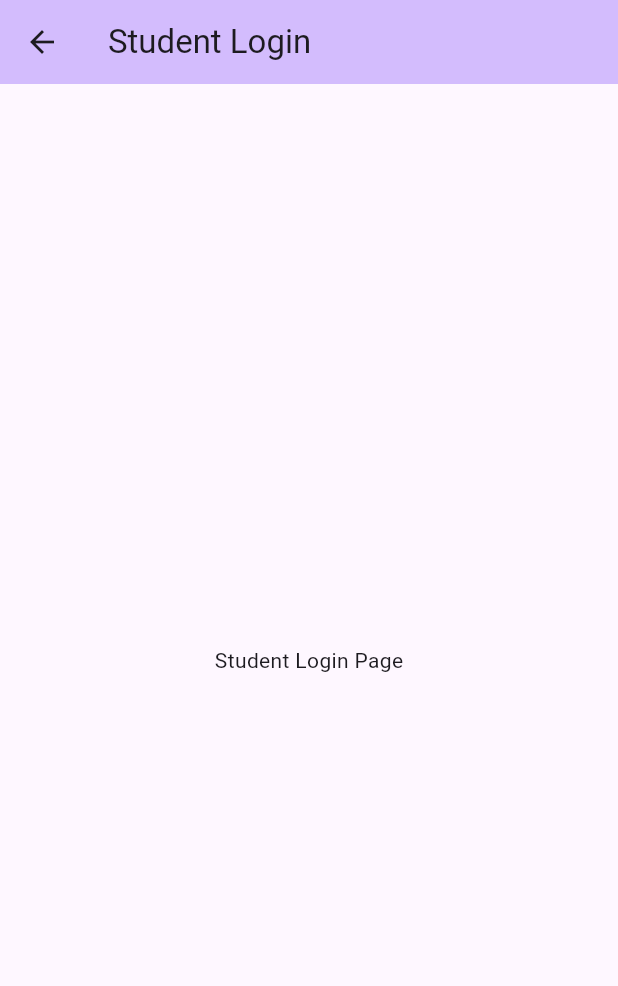
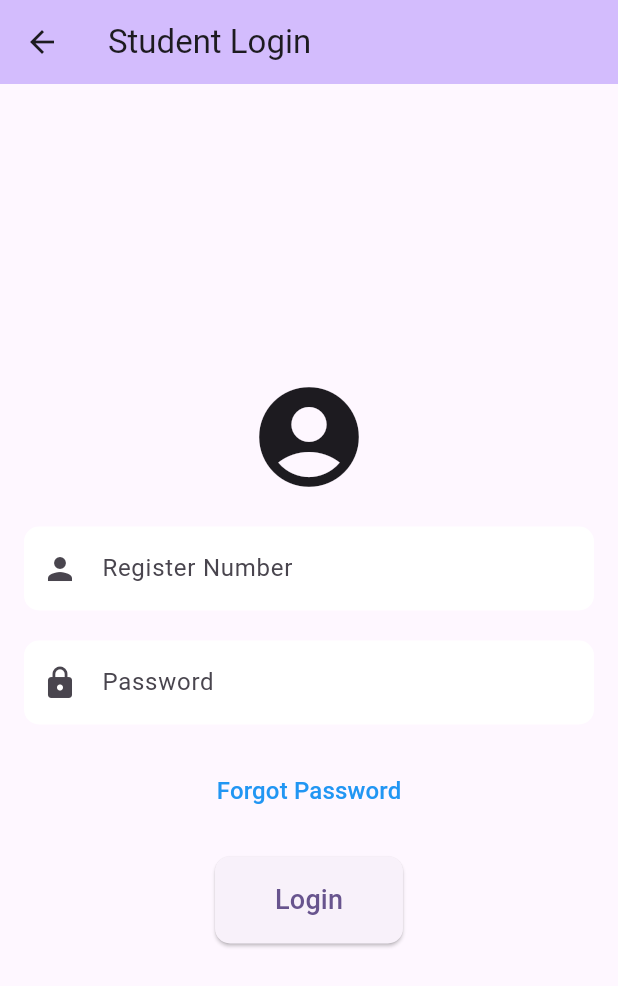
Before and after one commit to Chandirasegaran/pu_attendance, a Flutter app: the screen it shows after launch, after a tap on "Student Login", on a phone screen of 412 x 824 dp. Shown: the top 986 px of the screen. Run offline on Flutter 3.47's test engine with Material 2 defaults, Android fonts, the phone set to English and light mode, and no system bars.

Commit message:
Added UI for CR Login Page Added UI for Student Login Page

```diff
--- a/lib/crlogin.dart
+++ b/lib/crlogin.dart
@@ -11,7 +11,11 @@ class Crlogin extends StatefulWidget {
 class _CrloginState extends State<Crlogin> {
   @override
   Widget build(BuildContext context) {
-    return Scaffold(
+    return Theme(
+      data: ThemeData(
+        useMaterial3: true,
+      ),
+      child: Scaffold(
         appBar: AppBar(
           title: Text('CR Login'),
           backgroundColor: Theme.of(context).colorScheme.inversePrimary,
@@ -68,6 +72,7 @@ class _CrloginState extends State<Crlogin> {
             ],
           ),
         ),
+      ),
     );
   }
 }
--- a/lib/studlogin.dart
+++ b/lib/studlogin.dart
@@ -2,7 +2,7 @@ import 'package:flutter/material.dart';
 import 'package:pu_attendance/main.dart';
 
 class StudentLoginPage extends StatefulWidget {
-  const StudentLoginPage({super.key});
+  const StudentLoginPage({Key? key}) : super(key: key);
 
   @override
   State<StudentLoginPage> createState() => _StudentLoginPageState();
@@ -16,10 +16,77 @@ class _StudentLoginPageState extends State<StudentLoginPage> {
         title: Text('Student Login'),
         backgroundColor: Theme.of(context).colorScheme.inversePrimary,
       ),
-      body: Center(
-        child: Text('Student Login Page'),
+      body: Padding(
+        padding: EdgeInsets.all(16.0),
+        child: Column(
+          mainAxisAlignment: MainAxisAlignment.center,
+          children: [
+            Icon(
+              Icons.account_circle,
+              size: 80,
+              color: Theme.of(context).colorScheme.onBackground,
+            ),
+            SizedBox(height: 20),
+            Container(
+              decoration: BoxDecoration(
+                borderRadius: BorderRadius.circular(10.0),
+                color: Colors.white,
+              ),
+              child: TextFormField(
+                decoration: InputDecoration(
+                  labelText: 'Register Number',
+                  prefixIcon: Icon(Icons.person),
+                  border: InputBorder.none,
+                ),
+              ),
+            ),
+            SizedBox(height: 20),
+            Container(
+              decoration: BoxDecoration(
+                borderRadius: BorderRadius.circular(10.0),
+                color: Colors.white,
+              ),
+              child: TextFormField(
+                decoration: InputDecoration(
+                  labelText: 'Password',
+                  prefixIcon: Icon(Icons.lock),
+                  border: InputBorder.none,
+                ),
+                obscureText: true,
+              ),
+            ),
+            SizedBox(height: 20),
+            TextButton(
+              onPressed: () {
+                // Implement the action for the 'Forgot Password' button here
+              },
+              child: Text(
+                'Forgot Password',
+                style: TextStyle(
+                  color: Colors.blue,
+                  fontSize: 16,
+                ),
+              ),
+            ),
+            SizedBox(height: 20),
+            ElevatedButton(
+              onPressed: () {
+                // Implement the login logic here
+              },
+              style: ElevatedButton.styleFrom(
+                padding: EdgeInsets.symmetric(horizontal: 40, vertical: 16),
+                shape: RoundedRectangleBorder(
+                  borderRadius: BorderRadius.circular(10.0),
+                ),
+              ),
+              child: Text(
+                'Login',
+                style: TextStyle(fontSize: 18),
+              ),
+            ),
+          ],
+        ),
       ),
     );
-    ;
   }
 }
--- a/pubspec.yaml
+++ b/pubspec.yaml
@@ -34,7 +34,9 @@ dependencies:
 
   # The following adds the Cupertino Icons font to your application.
   # Use with the CupertinoIcons class for iOS style icons.
+  firebase_core: ^2.13.1
   cupertino_icons: ^1.0.2
+  firebase_auth: ^4.6.2
 
 dev_dependencies:
   flutter_test:
```
Also changed, not shown: pubspec.lock, 3 other files. Lines whose indentation alone changed are shown as unchanged.
